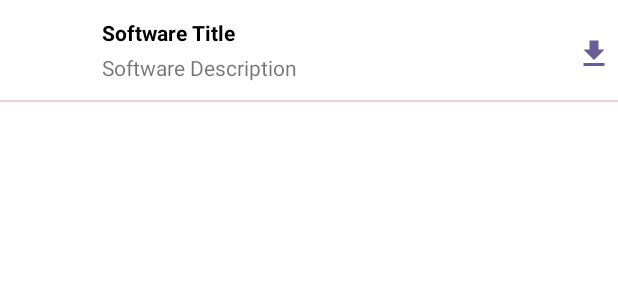
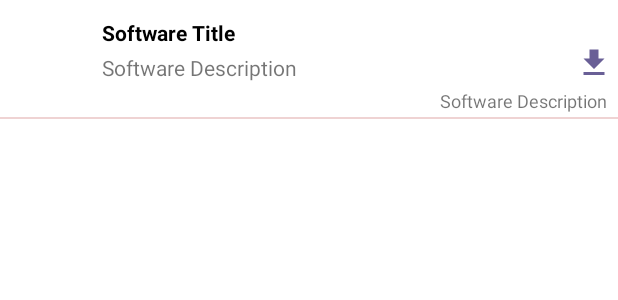
Before and after one commit to anarkulov/MyMarket, an Android app: the layout software_item.xml on its own in the app's theme, with its tools: preview values and no code run, on a phone screen of 412 x 824 dp. Shown: the top 300 px of the screen. Run offline under Robolectric (Android 15) with nearby library versions, the phone set to English and light mode, and no system bars.

```diff
--- a/app/build.gradle
+++ b/app/build.gradle
@@ -24,8 +24,8 @@ android {
         }
     }
     compileOptions {
-        sourceCompatibility JavaVersion.VERSION_1_8
-        targetCompatibility JavaVersion.VERSION_1_8
+        sourceCompatibility JavaVersion.VERSION_11
+        targetCompatibility JavaVersion.VERSION_11
     }
 
     buildFeatures {
--- a/app/src/main/AndroidManifest.xml
+++ b/app/src/main/AndroidManifest.xml
@@ -8,6 +8,7 @@
     <uses-permission android:name="android.permission.REQUEST_INSTALL_PACKAGES"/>
     <uses-permission android:name="android.permission.WAKE_LOCK" />
     <uses-permission android:name="android.permission.DOWNLOAD_WITHOUT_NOTIFICATION" />
+    <uses-permission android:name="android.permission.REQUEST_DELETE_PACKAGES" />
 
     <application
         android:name=".App"
--- a/app/src/main/java/com/erzhan/mymarket/utils/DownloadHelper.java
+++ b/app/src/main/java/com/erzhan/mymarket/utils/DownloadHelper.java
@@ -71,7 +71,7 @@ public class DownloadHelper {
 
     public static void uninstallApp(String type, Context requireContext) {
         Uri packageURI = Uri.parse("package:"+type);
-        Intent intent = new Intent(Intent.ACTION_DELETE, packageURI);
+        Intent intent = new Intent(Intent.ACTION_UNINSTALL_PACKAGE, packageURI);
         try {
             requireContext.startActivity(intent);
         } catch (ActivityNotFoundException e) {
--- a/app/src/main/res/layout/fragment_software_detail.xml
+++ b/app/src/main/res/layout/fragment_software_detail.xml
@@ -83,7 +83,7 @@
                 android:layout_marginStart="16dp"
                 android:layout_marginTop="12dp"
                 android:layout_marginEnd="16dp"
-                android:text="@string/update"
+                android:text="@string/install"
                 android:visibility="gone"
                 app:layout_constraintEnd_toStartOf="@+id/btn_uninstall"
                 app:layout_constraintHorizontal_bias="0.5"
--- a/app/src/main/res/layout/software_item.xml
+++ b/app/src/main/res/layout/software_item.xml
@@ -3,7 +3,7 @@
     xmlns:app="http://schemas.android.com/apk/res-auto"
     xmlns:tools="http://schemas.android.com/tools"
     android:layout_width="match_parent"
-    android:layout_height="64dp"
+    android:layout_height="wrap_content"
     android:layout_marginVertical="4dp">
 
     <ImageView
@@ -37,10 +37,28 @@
         android:layout_marginTop="4dp"
         android:ellipsize="end"
         android:maxLines="1"
-        app:layout_constraintBottom_toBottomOf="parent"
         app:layout_constraintEnd_toStartOf="@+id/iv_status"
         app:layout_constraintStart_toEndOf="@+id/iv_logo"
         app:layout_constraintTop_toBottomOf="@+id/tv_title"
+        app:layout_constraintVertical_bias="0"
+        tools:text="Software Description" />
+
+    <TextView
+        android:id="@+id/tv_status"
+        android:layout_width="0dp"
+        android:layout_height="wrap_content"
+        android:layout_marginStart="8dp"
+        android:layout_marginTop="4dp"
+        android:layout_marginEnd="8dp"
+        android:layout_marginBottom="4dp"
+        android:ellipsize="end"
+        android:gravity="end"
+        android:maxLines="1"
+        android:textSize="12sp"
+        app:layout_constraintBottom_toBottomOf="parent"
+        app:layout_constraintEnd_toEndOf="parent"
+        app:layout_constraintStart_toEndOf="@+id/iv_logo"
+        app:layout_constraintTop_toBottomOf="@+id/tv_description"
         app:layout_constraintVertical_bias="0"
         tools:text="Software Description" />
 
--- a/app/src/main/res/values/strings.xml
+++ b/app/src/main/res/values/strings.xml
@@ -3,8 +3,12 @@
     <!-- TODO: Remove or change this placeholder text -->
     <string name="hello_blank_fragment">Hello blank fragment</string>
     <string name="software_logo_cd">Software Logo</string>
-    <string name="update">Установить</string>
+    <string name="update">Обновить</string>
     <string name="uninstall">Удалить</string>
     <string name="description">Описание</string>
     <string name="channel_id">MyMarket</string>
+    <string name="installed">Установлено</string>
+    <string name="downloaded">Скачано но не установлено</string>
+    <string name="download">Можно установить</string>
+    <string name="install">Установить</string>
 </resources>
```
Also changed, not shown: app/src/main/java/com/erzhan/mymarket/adapter/SoftwareAdapter.java (+9 -3 lines), app/src/main/java/com/erzhan/mymarket/data/models/Software.java (+7 -0 lines), app/src/main/java/com/erzhan/mymarket/ui/SoftwareDetailFragment.java (+16 -12 lines).
